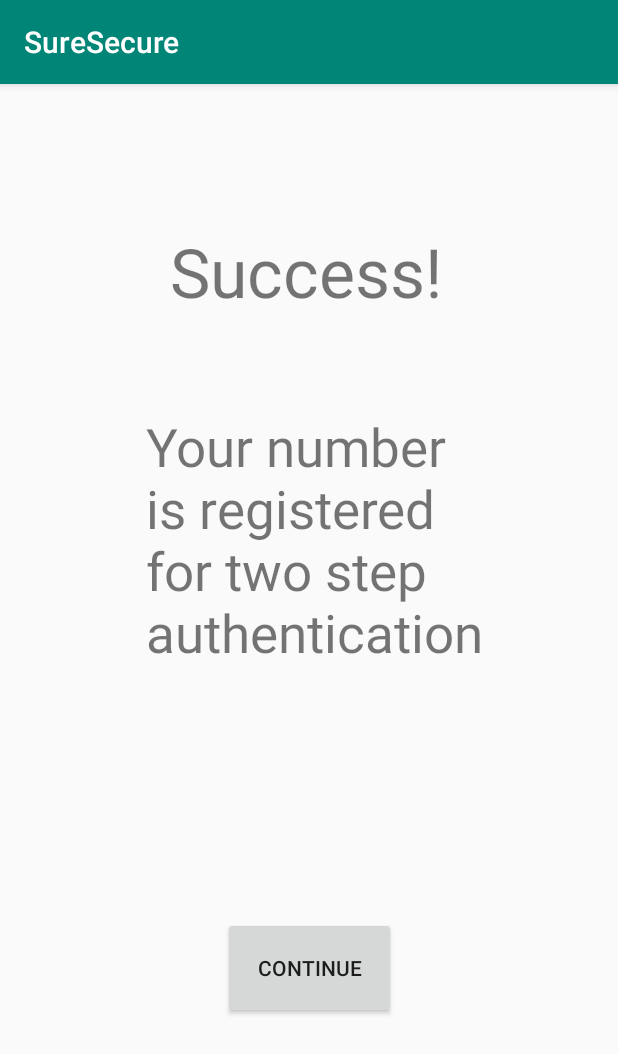
After one commit to jmayo93/SureSecure, an Android app: the success_screen screen opened directly, with no data from a screen before it, on a phone screen of 412 x 824 dp. The commit adds this screen. Shown: the top 1054 px of the screen. Run offline under Robolectric (Android 15) with nearby library versions, the phone set to English and light mode, and no system bars.

Commit message:
Commit 2

```diff
--- a/app/src/main/AndroidManifest.xml
+++ b/app/src/main/AndroidManifest.xml
@@ -9,7 +9,8 @@
         android:roundIcon="@mipmap/ic_launcher_round"
         android:supportsRtl="true"
         android:theme="@style/AppTheme">
-        <activity android:name=".confirm_page"></activity>
+        <activity android:name=".success_screen"></activity>
+        <activity android:name=".confirm_page" />
         <activity android:name=".home_screen" />
         <activity android:name=".PWrecover_screen" />
         <activity android:name=".signup_screen" />
--- /dev/null
+++ b/app/src/main/java/com/pm/suresecure/success_screen.java
@@ -0,0 +1,14 @@
+package com.pm.suresecure;
+
+import androidx.appcompat.app.AppCompatActivity;
+
+import android.os.Bundle;
+
+public class success_screen extends AppCompatActivity {
+
+    @Override
+    protected void onCreate(Bundle savedInstanceState) {
+        super.onCreate(savedInstanceState);
+        setContentView(R.layout.success_screen);
+    }
+}
--- /dev/null
+++ b/app/src/main/res/layout/success_screen.xml
@@ -0,0 +1,44 @@
+<?xml version="1.0" encoding="utf-8"?>
+<androidx.constraintlayout.widget.ConstraintLayout xmlns:android="http://schemas.android.com/apk/res/android"
+    xmlns:app="http://schemas.android.com/apk/res-auto"
+    xmlns:tools="http://schemas.android.com/tools"
+    android:layout_width="match_parent"
+    android:layout_height="match_parent"
+    tools:context=".success_screen">
+
+    <TextView
+        android:id="@+id/success"
+        android:layout_width="186dp"
+        android:layout_height="73dp"
+        android:text="@string/success"
+        android:textSize="45sp"
+        app:layout_constraintBottom_toBottomOf="parent"
+        app:layout_constraintEnd_toEndOf="parent"
+        app:layout_constraintStart_toStartOf="parent"
+        app:layout_constraintTop_toTopOf="parent"
+        app:layout_constraintVertical_bias="0.136" />
+
+    <TextView
+        android:id="@+id/success_message"
+        android:layout_width="225dp"
+        android:layout_height="192dp"
+        android:text="@string/success_message1"
+        android:textSize="35sp"
+        app:layout_constraintBottom_toBottomOf="parent"
+        app:layout_constraintEnd_toEndOf="parent"
+        app:layout_constraintHorizontal_bias="0.52"
+        app:layout_constraintStart_toStartOf="parent"
+        app:layout_constraintTop_toBottomOf="@+id/success"
+        app:layout_constraintVertical_bias="0.123" />
+
+    <Button
+        android:id="@+id/continue_Btn"
+        android:layout_width="115dp"
+        android:layout_height="68dp"
+        android:text="@string/continue_Btn"
+        app:layout_constraintBottom_toBottomOf="parent"
+        app:layout_constraintEnd_toEndOf="parent"
+        app:layout_constraintStart_toStartOf="parent"
+        app:layout_constraintTop_toBottomOf="@+id/success_message" />
+
+</androidx.constraintlayout.widget.ConstraintLayout>
--- a/app/src/main/res/values/strings.xml
+++ b/app/src/main/res/values/strings.xml
@@ -18,4 +18,7 @@
     <string name="verify_message">Please enter the verification code we sent to your phone</string>
     <string name="verify_code">verification code</string>
     <string name="verify_next_Btn">Next</string>
+    <string name="success">Success!</string>
+    <string name="success_message1">Your number is registered for two step authentication</string>
+    <string name="continue_Btn">Continue</string>
 </resources>
```
Also changed, not shown: app/src/main/java/com/pm/suresecure/MainActivity.java (+7 -4 lines), app/src/main/java/com/pm/suresecure/confirm_page.java (+19 -0 lines), app/src/main/java/com/pm/suresecure/signup_screen.java (+8 -5 lines).
